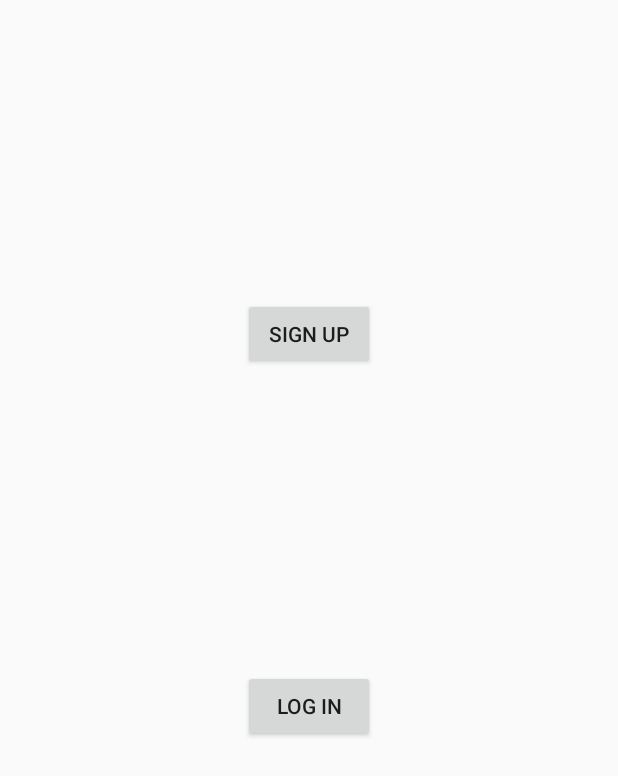
After one commit to Sprintf01/NullAndVoid, an Android app built with Jetpack Compose: the layout activity_splash.xml on its own in the app's theme, with its tools: preview values and no code run, on a phone screen of 412 x 824 dp. The commit adds this screen. Shown: the top 776 px of the screen. Run offline under Robolectric (Android 15) with nearby library versions, the phone set to English and light mode, and no system bars.

Commit message:
Made the countdown run in the background and created SplashActivity

```diff
--- a/app/build.gradle.kts
+++ b/app/build.gradle.kts
@@ -77,6 +77,7 @@ dependencies {
     implementation(libs.androidx.credentials)
     implementation(libs.androidx.credentials.play.services.auth)
     implementation(libs.googleid)
+    implementation(libs.firebase.crashlytics.buildtools)
 
     // Testing
     testImplementation(libs.junit)
--- a/app/src/main/java/com/example/pakhi/StorageUtils.kt
+++ b/app/src/main/java/com/example/pakhi/StorageUtils.kt
@@ -6,7 +6,7 @@ import android.widget.Button
 import android.widget.TextView
 
 
-fun getStorage(storageText: TextView, storageButton: Button) : Double{ //Function to display storage information of the android device
+fun getStorage(storageText: TextView) : Double{ //Function to display storage information of the android device
 
         val path = Environment.getDataDirectory()
         val stat = StatFs(path.path)
--- /dev/null
+++ b/app/src/main/res/layout/activity_splash.xml
@@ -0,0 +1,37 @@
+<?xml version="1.0" encoding="utf-8"?>
+<androidx.constraintlayout.widget.ConstraintLayout xmlns:android="http://schemas.android.com/apk/res/android"
+    xmlns:app="http://schemas.android.com/apk/res-auto"
+    xmlns:tools="http://schemas.android.com/tools"
+    android:id="@+id/main"
+    android:layout_width="match_parent"
+    android:layout_height="match_parent"
+    tools:context=".SplashActivity">
+
+    <Button
+        android:id="@+id/signInButton"
+        android:layout_width="wrap_content"
+        android:layout_height="wrap_content"
+        android:layout_marginStart="161dp"
+        android:layout_marginTop="282dp"
+        android:layout_marginEnd="162dp"
+        android:layout_marginBottom="100dp"
+        android:text="Sign Up"
+        app:layout_constraintBottom_toTopOf="@+id/logInButton"
+        app:layout_constraintEnd_toEndOf="parent"
+        app:layout_constraintStart_toStartOf="parent"
+        app:layout_constraintTop_toTopOf="parent" />
+
+    <Button
+        android:id="@+id/logInButton"
+        android:layout_width="wrap_content"
+        android:layout_height="wrap_content"
+        android:layout_marginStart="161dp"
+        android:layout_marginTop="100dp"
+        android:layout_marginEnd="162dp"
+        android:layout_marginBottom="413dp"
+        android:text="Log In"
+        app:layout_constraintBottom_toBottomOf="parent"
+        app:layout_constraintEnd_toEndOf="parent"
+        app:layout_constraintStart_toStartOf="parent"
+        app:layout_constraintTop_toBottomOf="@+id/signInButton" />
+</androidx.constraintlayout.widget.ConstraintLayout>
--- a/gradle/libs.versions.toml
+++ b/gradle/libs.versions.toml
@@ -20,6 +20,7 @@ googleid = "1.1.1"
 annotation = "1.9.1"
 lifecycleLivedataKtx = "2.9.1"
 lifecycleViewmodelKtx = "2.9.1"
+firebaseCrashlyticsBuildtools = "3.0.4"
 
 [libraries]
 androidx-core-ktx = { group = "androidx.core", name = "core-ktx", version.ref = "coreKtx" }
@@ -47,6 +48,7 @@ googleid = { group = "com.google.android.libraries.identity.googleid", name = "g
 androidx-annotation = { group = "androidx.annotation", name = "annotation", version.ref = "annotation" }
 androidx-lifecycle-livedata-ktx = { group = "androidx.lifecycle", name = "lifecycle-livedata-ktx", version.ref = "lifecycleLivedataKtx" }
 androidx-lifecycle-viewmodel-ktx = { group = "androidx.lifecycle", name = "lifecycle-viewmodel-ktx", version.ref = "lifecycleViewmodelKtx" }
+firebase-crashlytics-buildtools = { group = "com.google.firebase", name = "firebase-crashlytics-buildtools", version.ref = "firebaseCrashlyticsBuildtools" }
 
 [plugins]
 android-application = { id = "com.android.application", version.ref = "agp" }
```
Also changed, not shown: app/src/main/AndroidManifest.xml (+11 -9 lines), app/src/main/java/com/example/pakhi/Countdown.kt (added, +32 -0 lines), app/src/main/java/com/example/pakhi/CountdownService.kt (added, +44 -0 lines), app/src/main/java/com/example/pakhi/MainActivity.kt (+176 -32 lines), app/src/main/java/com/example/pakhi/SplashActivity.kt (added, +29 -0 lines), app/src/main/java/com/example/pakhi/countdown.kt (deleted, +0 -31 lines), app/src/main/res/layout/activity_main.xml (+19 -29 lines).
